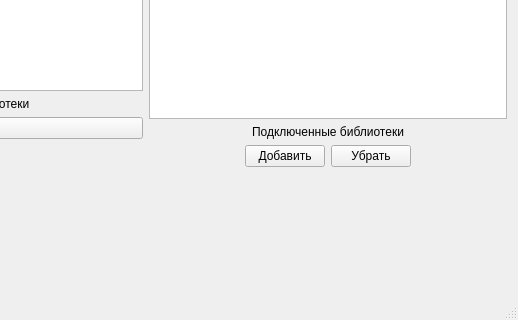
Above: src/gui/mainwindow.ui from VinTRiZz/ProjectUtility before the change; both pictures show x 227 to 745 and y 157 to 477 of the 745 by 477 pixel window. Below: the same form after it.
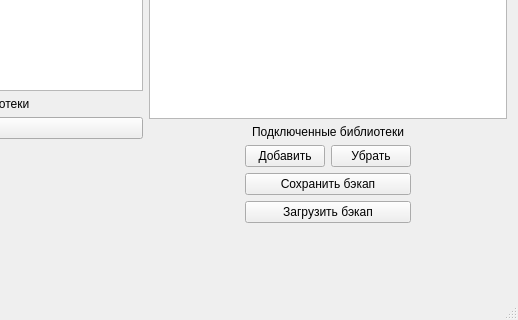
That is the form after the change.

```diff
--- a/src/gui/mainwindow.ui
+++ b/src/gui/mainwindow.ui
@@ -93,15 +93,22 @@
     </item>
     <item row="2" column="1">
      <layout class="QGridLayout" name="gridLayout">
-      <item row="0" column="0">
-       <spacer name="horizontalSpacer_2">
+      <item row="1" column="1">
+       <widget class="QPushButton" name="saveBackup_pushButton">
+        <property name="text">
+         <string>Сохранить бэкап</string>
+        </property>
+       </widget>
+      </item>
+      <item row="4" column="1">
+       <spacer name="verticalSpacer">
         <property name="orientation">
-         <enum>Qt::Horizontal</enum>
+         <enum>Qt::Vertical</enum>
         </property>
         <property name="sizeHint" stdset="0">
          <size>
-          <width>40</width>
-          <height>20</height>
+          <width>20</width>
+          <height>40</height>
          </size>
         </property>
        </spacer>
@@ -137,19 +144,26 @@
         </property>
        </spacer>
       </item>
-      <item row="1" column="1">
-       <spacer name="verticalSpacer">
+      <item row="0" column="0">
+       <spacer name="horizontalSpacer_2">
         <property name="orientation">
-         <enum>Qt::Vertical</enum>
+         <enum>Qt::Horizontal</enum>
         </property>
         <property name="sizeHint" stdset="0">
          <size>
-          <width>20</width>
-          <height>40</height>
+          <width>40</width>
+          <height>20</height>
          </size>
         </property>
        </spacer>
       </item>
+      <item row="2" column="1">
+       <widget class="QPushButton" name="loadBackup_pushButton">
+        <property name="text">
+         <string>Загрузить бэкап</string>
+        </property>
+       </widget>
+      </item>
      </layout>
     </item>
    </layout>
```
